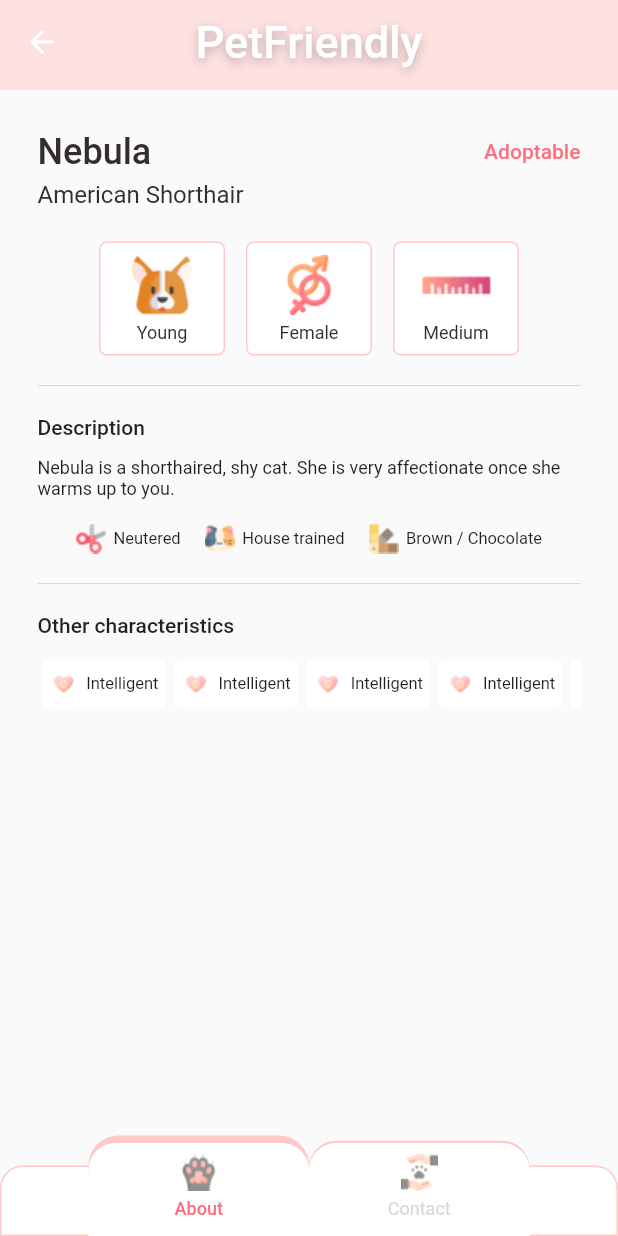
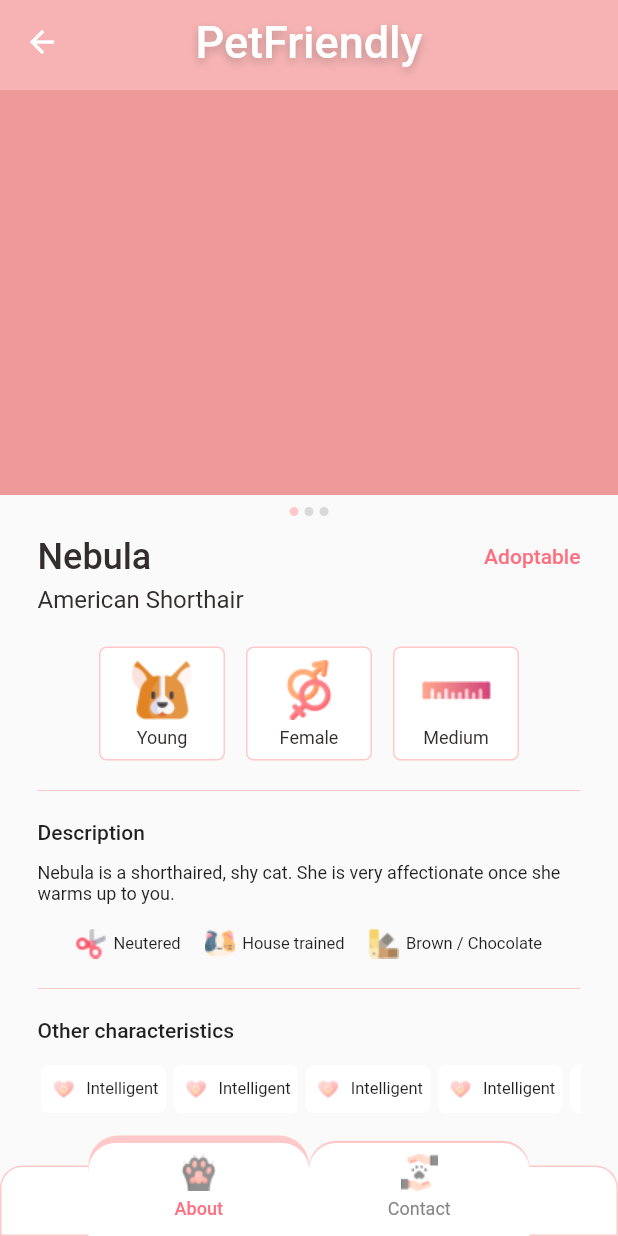
Before and after one commit to gabrielalondero/pet_friendly, a Flutter app: the DetailsScreen screen opened directly, on a phone screen of 412 x 824 dp. Run offline on Flutter 3.47's test engine with Material 2 defaults, Android fonts, the phone set to English and light mode, and no system bars; our stand-ins replace dropdown_search, flutter_mobx, get_it, mobx; generated files the repository leaves out were written again; network calls fail; statements that could not run were skipped.

Commit message:
base do carrossel

```diff
--- a/lib/screens/details/details_screen.dart
+++ b/lib/screens/details/details_screen.dart
@@ -4,6 +4,7 @@ import 'package:flutter_mobx/flutter_mobx.dart';
 import 'package:get_it/get_it.dart';
 import 'package:pet_friendly/screens/details/about_screen.dart';
 import 'package:pet_friendly/screens/details/contact_screen.dart';
+import 'package:pet_friendly/screens/details/widgets/carousel/carousel.dart';
 import 'package:pet_friendly/screens/details/widgets/titles.dart';
 import 'package:pet_friendly/screens/widgets/custom_app_bar.dart';
 import 'package:pet_friendly/shared/all_colors.dart';
@@ -36,16 +37,18 @@ class DetailsScreen extends StatelessWidget {
           preferredSize: const Size.fromHeight(60),
           child: CustomAppBar(color: color.pinkLight.withOpacity(0.53)),
         ),
-        //extendBodyBehindAppBar: true,
+        extendBodyBehindAppBar: true,
 
         body: Stack(
           children: [
             SingleChildScrollView(
-              child: Padding(
+              child: Column(
+                children: [
+                  Carousel(),
+                  Padding(
                     padding: const EdgeInsets.only(right: 25, left: 25, top: 5, bottom: 95),
                     child: Column(
                       children: [
-                    const SizedBox(height: 22),
                         Titles(
                           name: 'Nebula',
                           breed: 'American Shorthair',
@@ -58,6 +61,8 @@ class DetailsScreen extends StatelessWidget {
                         ),
                       ],
                     ),
+                  ),
+                ],
               ),
             ),
             Align(
@@ -176,7 +181,7 @@ class DetailsScreen extends StatelessWidget {
                 style: TextStyle(
                   color: page == detailsStore.currentPage
                       ? color.pink
-                      : color.greyLight,
+                      : color.grey,
                   fontSize: 12,
                   fontWeight: page == detailsStore.currentPage
                       ? FontWeight.w500
--- /dev/null
+++ b/lib/screens/details/widgets/carousel/carousel.dart
@@ -0,0 +1,65 @@
+import 'package:flutter/material.dart';
+import 'package:pet_friendly/shared/all_colors.dart';
+
+class Carousel extends StatelessWidget {
+  Carousel({super.key});
+
+  final color = AllColors();
+
+  @override
+  Widget build(BuildContext context) {
+    return Column(
+      children: [
+        SizedBox(
+          height: 330,
+          child: PageView.builder(
+            itemCount: 3,
+            itemBuilder: (context,index) {
+              return Container(
+
+                color: index == 1 ?Colors.red[400] : Colors.red[200],
+              );
+            },
+          ),
+        ),
+        _buildBullets(),
+      ],
+    );
+  }
+
+  Widget _buildBullets() {
+    return Padding(
+      padding: const EdgeInsets.all(8),
+      child: Row(
+        mainAxisAlignment: MainAxisAlignment.center,
+        children: [
+          Container(
+            width: 6,
+            height: 6,
+            decoration: BoxDecoration(
+              borderRadius: BorderRadius.circular(30),
+              color: color.pinkLight,
+            ),
+          ),
+          Container(
+            margin: EdgeInsets.symmetric(horizontal: 4),
+            width: 6,
+            height: 6,
+            decoration: BoxDecoration(
+              borderRadius: BorderRadius.circular(30),
+              color: color.greyLight,
+            ),
+          ),
+          Container(
+            width: 6,
+            height: 6,
+            decoration: BoxDecoration(
+              borderRadius: BorderRadius.circular(30),
+              color: color.greyLight,
+            ),
+          ),
+        ],
+      ),
+    );
+  }
+}
```
Lines whose indentation alone changed are shown as unchanged.
